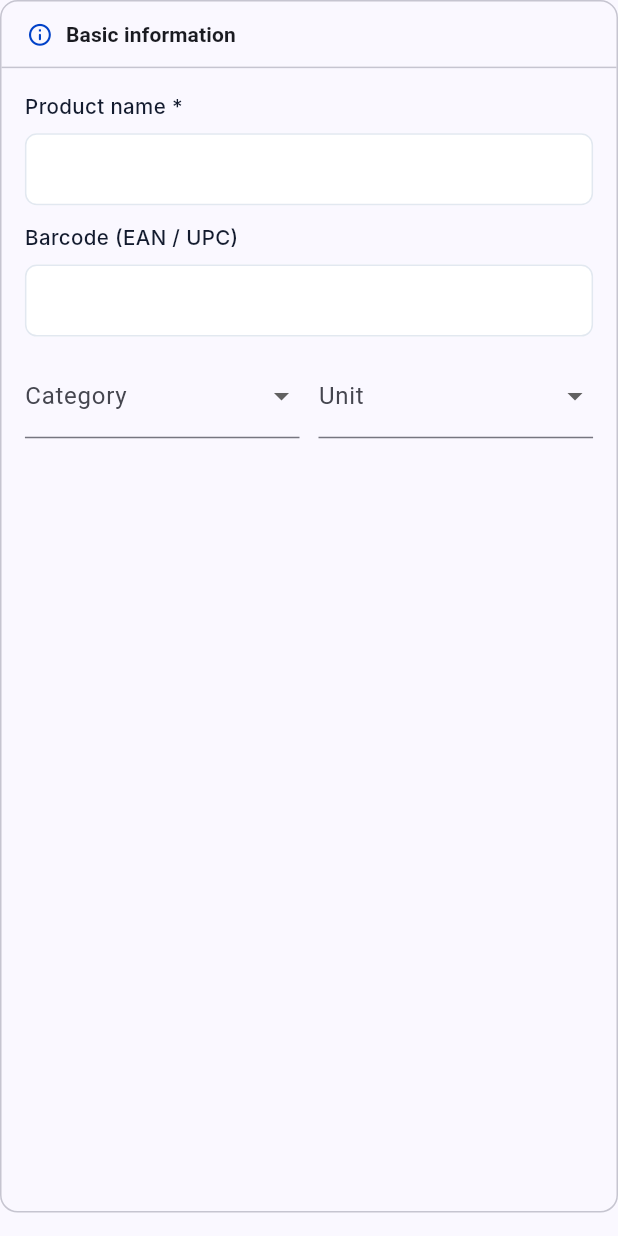
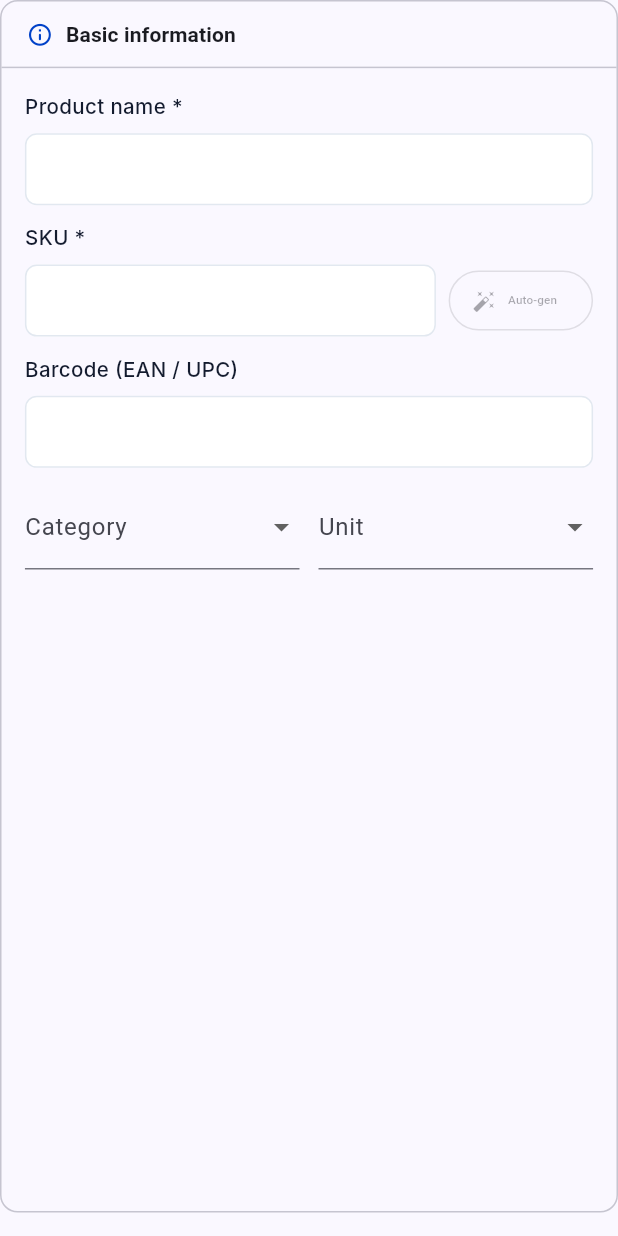
Before and after one commit to mahmoudr80/management_inventory_pro, a Flutter app: the BasicInformationSection widget shown alone on an empty page, opened directly with empty values, on a phone screen of 412 x 824 dp. Run offline on Flutter 3.47's test engine with Material 3 defaults, Android fonts, the phone set to English and light mode, and no system bars; our stand-ins replace bloc, easy_localization, file_picker, flutter_bloc, flutter_screenutil, get_it and 4 more; missing offline and left inert: window_manager; accounts and stored records are empty; Roboto replaces fonts that are missing (Inter); project files that could hold a hidden picture were left out.

Commit message:
feat(product): add automatic SKU generation and update unit data

```diff
--- a/management_inventory_pro/lib/features/product/presentation/add_product/widgets/sections/basic_information_section.dart
+++ b/management_inventory_pro/lib/features/product/presentation/add_product/widgets/sections/basic_information_section.dart
@@ -37,6 +37,29 @@ class BasicInformationSection extends StatelessWidget {
           validator: (v) => v == null || v.trim().isEmpty ? 'Required' : null,
         ),
         SizedBox(height: 12.h),
+        Row(
+          crossAxisAlignment: CrossAxisAlignment.end,
+          children: [
+            Expanded(
+              child: CustomTextField(
+                label: 'SKU *',
+                controller: skuController,
+                validator: (v) =>
+                v == null || v.trim().isEmpty ? 'Required' : null,
+              ),
+            ),
+            SizedBox(width: 8.w),
+            OutlinedButton.icon(
+              onPressed: onGenerateSku,
+              icon: Icon(Icons.auto_fix_high, size: 16.r.clamp(10, 20)),
+              label: Text(
+                'Auto-gen',
+                style: TextStyle(fontSize: 8.sp.clamp(6, 10)),
+              ),
+            ),
+          ],
+        ),
+        SizedBox(height: 12.h),
         CustomTextField(
           label: 'Barcode (EAN / UPC)',
           controller: barcodeController,
--- a/management_inventory_pro/lib/features/product/presentation/add_product/widgets/unit_dropdown.dart
+++ b/management_inventory_pro/lib/features/product/presentation/add_product/widgets/unit_dropdown.dart
@@ -14,9 +14,9 @@ class UnitDropdownWidget extends StatefulWidget {
 
 class _UnitDropdownWidgetState extends State<UnitDropdownWidget> {
   final List<UnitModel> _units = [
-    UnitModel(id: '1', name: 'Piece', symbol: ''),
-    UnitModel(id: '2', name: 'Box', symbol: ''),
-    UnitModel(id: '3', name: 'Kg', symbol: ''),
+    UnitModel(id: 1, name: 'Piece', symbol: ''),
+    UnitModel(id: 2, name: 'Box', symbol: ''),
+    UnitModel(id: 3, name: 'Kg', symbol: ''),
   ];
 
   String? _selectedId;
@@ -27,7 +27,7 @@ class _UnitDropdownWidgetState extends State<UnitDropdownWidget> {
       decoration: const InputDecoration(labelText: 'Unit'),
       initialValue: _selectedId,
       items: _units
-          .map((u) => DropdownMenuItem(value: u.id, child: Text(u.name)))
+          .map((u) => DropdownMenuItem(value: u.id.toString(), child: Text(u.name)))
           .toList(),
       onChanged: (value) {
         setState(() => _selectedId = value);
--- a/management_inventory_pro/lib/features/unit/data/datasource/unit_datasource.dart
+++ b/management_inventory_pro/lib/features/unit/data/datasource/unit_datasource.dart
@@ -23,7 +23,7 @@ class UnitLocalDatasource {
       }
       return ApiResult.success(units);
     }catch(e){
-      return ApiResult.failure(ApiErrorModel(message: "could not find categories"));
+      return ApiResult.failure(ApiErrorModel(message: "could not find Units"));
     }
   }
 
--- a/management_inventory_pro/lib/features/unit/data/models/unit_model.dart
+++ b/management_inventory_pro/lib/features/unit/data/models/unit_model.dart
@@ -1,14 +1,14 @@
 import 'package:management_inventory_pro/core/database/database_constants.dart';
 
 class UnitModel {
-  final String id;
+  final int id;
   final String name;
   final String symbol;
 
   UnitModel({required this.id, required this.name, required this.symbol});
 
   factory UnitModel.fromJson(Map<String, dynamic> json) => UnitModel(
-        id: json[DatabaseConstants.idColumn] as String,
+        id: json[DatabaseConstants.idColumn] as int,
         name: json[DatabaseConstants.nameColumn] as String,
         symbol: json[DatabaseConstants.symbolColumn] as String,
       );
```
Also changed, not shown: management_inventory_pro/lib/core/dependency_injection/service_locator.dart (+14 -0 lines), management_inventory_pro/lib/main.dart (+16 -10 lines).
